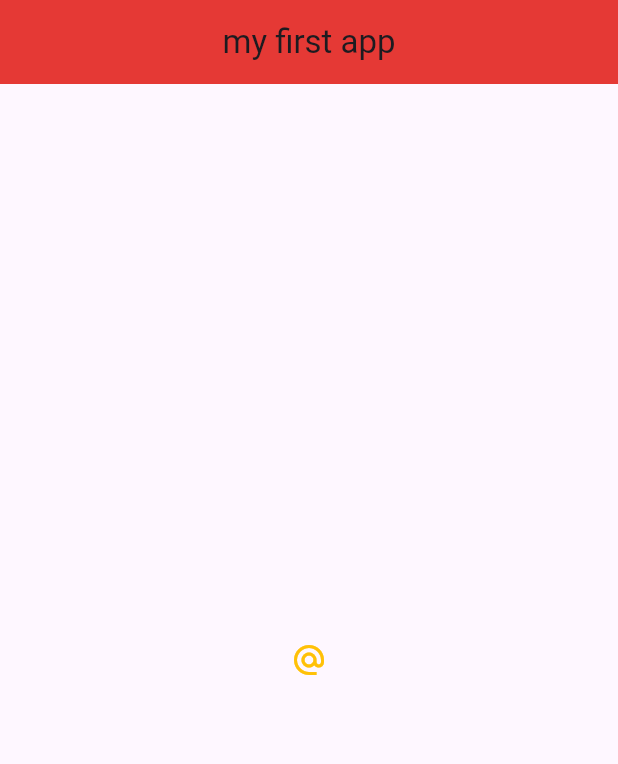
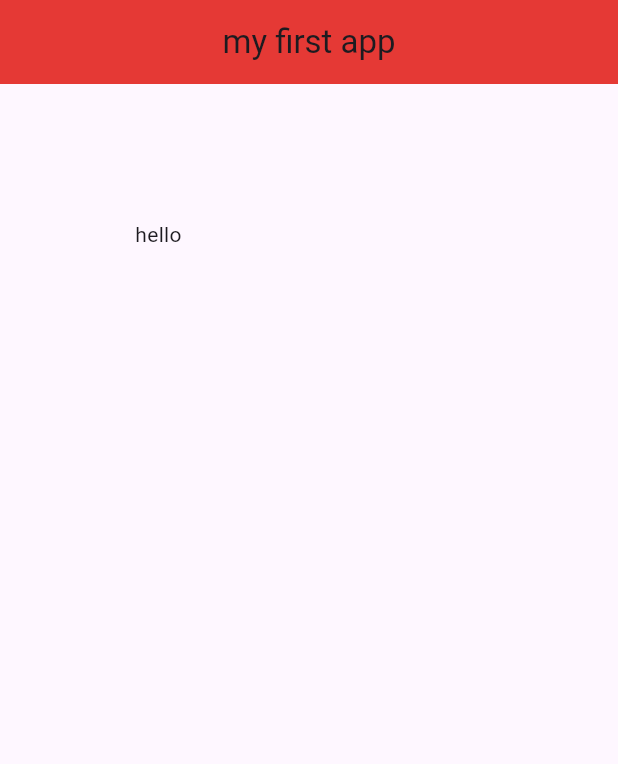
Before and after one commit to sungyongcho/Mobile, a Flutter app: the screen it shows after launch, on a phone screen of 412 x 824 dp. Shown: the top 764 px of the screen. Run offline on Flutter 3.47's test engine with Material 3 defaults, Android fonts, the phone set to English and light mode, and no system bars.

Commit message:
chore: upto #10; containers & padding

```diff
--- a/tutorial/myapp/lib/main.dart
+++ b/tutorial/myapp/lib/main.dart
@@ -14,24 +14,16 @@ class Home extends StatelessWidget {
         backgroundColor: Colors.red[600],
       ),
       // body: Center(child: Image.asset('assets/image2.png')),
-      body: Center(
-          // child: Icon(
-          //   Icons.airport_shuttle,
-          //   color: Colors.lightBlue,
-          //   size: 50.0,
-          // ),
-          // child: TextButton(
-          //     onPressed: () {
-          //       print('you clicked me');
-          //     },
-          //     child: Text('Click me'),
-          //     style: TextButton.styleFrom(backgroundColor: Colors.blue)),
-          // child: ElevatedButton.icon(
-          //     onPressed: () {}, label: Text("mail me"), icon: Icon(Icons.mail)),
-          child: IconButton(
-              onPressed: () {},
-              icon: Icon(Icons.alternate_email),
-              color: Colors.amber)),
+      // body: Container(
+      //   padding: EdgeInsets.all(90.0),
+      //   margin: EdgeInsets.all(30.0),
+      //   color: Colors.grey[400],
+      //   child: Text('hello'),
+      // ),
+      body: Padding(
+          padding: EdgeInsets.all(90.0),
+          // cannot do margin:
+          child: Text('hello')),
       floatingActionButton: FloatingActionButton(
         onPressed: () {},
         child: Text('hi'),
```
